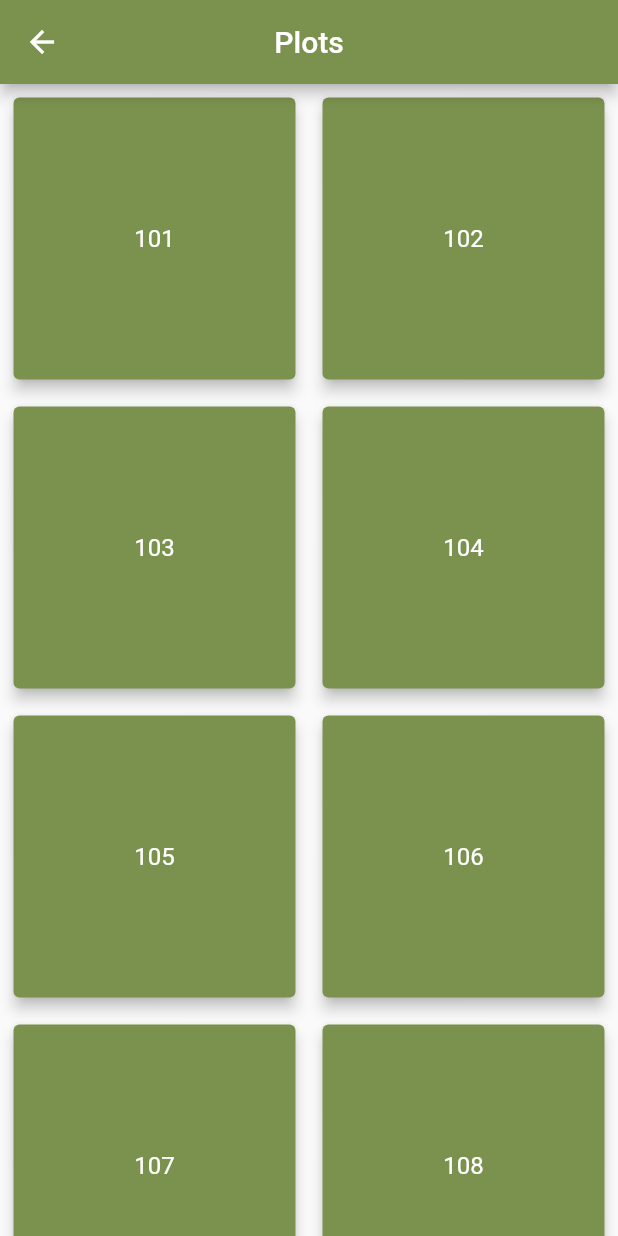
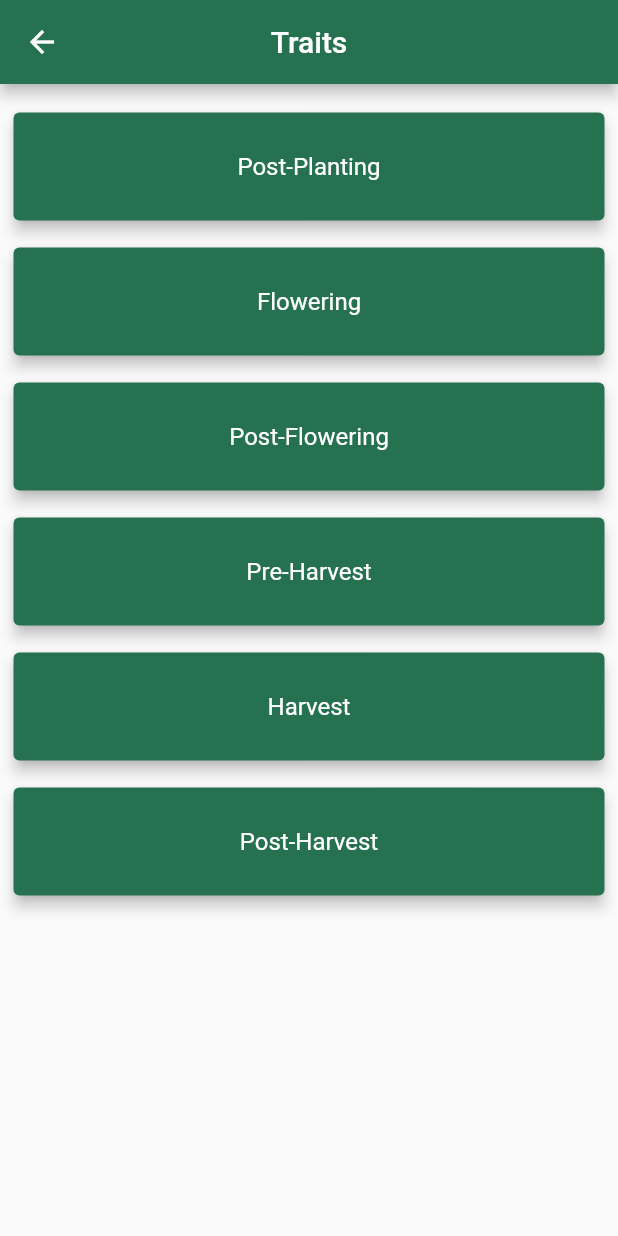
Before and after one commit to rog33zy/sezil_app, a Flutter app: the TraitsScreen screen opened by its route, on a phone screen of 412 x 824 dp. Run offline on Flutter 3.47's test engine with Material 2 defaults, Android fonts, the phone set to English and light mode, and no system bars; our stand-ins replace location, nanoid, recase, shared_preferences, sqflite; missing offline and left inert: qr_code_scanner; accounts and stored records are empty.

Commit message:
switched traits and plots screens and changed colors

```diff
--- a/lib/components/UI/HomePageFloatingActionButtonComp.dart
+++ b/lib/components/UI/HomePageFloatingActionButtonComp.dart
@@ -14,7 +14,7 @@ class HomePageFloatingActionButtonComp extends StatelessWidget {
         onPressed: () {
           Navigator.of(context).pushReplacementNamed('/');
         },
-        backgroundColor: Colors.deepOrangeAccent,
+        backgroundColor: Color(0xFFFF6C00),
         child: Icon(
           Icons.house,
         ),
--- a/lib/components/homePageScreen/HomePageScreenOption.dart
+++ b/lib/components/homePageScreen/HomePageScreenOption.dart
@@ -4,6 +4,7 @@ class HomePageScreenOption extends StatelessWidget {
   final String title;
   final String routeName;
   final dynamic argument;
+  final dynamic argument2;
   final bool isClickable;
 
   HomePageScreenOption({
@@ -11,6 +12,7 @@ class HomePageScreenOption extends StatelessWidget {
     required this.routeName,
     this.argument,
     this.isClickable = true,
+    this.argument2 = '',
   });
 
   @override
@@ -29,6 +31,7 @@ class HomePageScreenOption extends StatelessWidget {
               routeName,
               arguments: {
                 'argument': argument,
+                'argument2': argument2,
               },
             );
           } else {
@@ -36,7 +39,7 @@ class HomePageScreenOption extends StatelessWidget {
           }
         },
         child: Card(
-          color: isClickable ? Theme.of(context).primaryColor : Colors.grey[500],
+          color: isClickable ? Color(0xFF257150) : Colors.grey[500],
           elevation: 4.0,
           child: Center(
               child: Text(
--- a/lib/config/palette.dart
+++ b/lib/config/palette.dart
@@ -2,28 +2,28 @@ import 'package:flutter/material.dart';
 
 class Palette {
   static const MaterialColor gnaColorSwatch = const MaterialColor(
-    0xff7b924e,
+    0xff257150,
     <int, Color>{
       0: const Color(0xffffffff),
-      50: const Color(0xfff2f4ed),
-      100: const Color(0xffe5e9dc),
-      150: const Color(0xffd7deca),
-      200: const Color(0xffcad3b8),
-      250: const Color(0xffbdc9a7),
-      300: const Color(0xffb0be95),
-      350: const Color(0xffa3b383),
-      400: const Color(0xff95a871),
-      450: const Color(0xff889d60),
-      500: const Color(0xff7b924e),
-      550: const Color(0xff6f8346),
-      600: const Color(0xff62753e),
-      650: const Color(0xff566637),
-      700: const Color(0xff4a582f),
-      750: const Color(0xff3e4927),
-      800: const Color(0xff313a1f),
-      850: const Color(0xff252c17),
-      900: const Color(0xff191d10),
-      950: const Color(0xff0c0f08),
+      50: const Color(0xffe9f1ee),
+      100: const Color(0xffd3e3dc),
+      150: const Color(0xffbed4cb),
+      200: const Color(0xffa8c6b9),
+      250: const Color(0xff92b8a8),
+      300: const Color(0xff7caa96),
+      350: const Color(0xff669c85),
+      400: const Color(0xff518d73),
+      450: const Color(0xff3b7f62),
+      500: const Color(0xff257150),
+      550: const Color(0xff216648),
+      600: const Color(0xff1e5a40),
+      650: const Color(0xff1a4f38),
+      700: const Color(0xff164430),
+      750: const Color(0xff133928),
+      800: const Color(0xff0f2d20),
+      850: const Color(0xff0b2218),
+      900: const Color(0xff071710),
+      950: const Color(0xff040b08),
       1000: const Color(0xff000000),
     },
   );
--- a/lib/main.dart
+++ b/lib/main.dart
@@ -17,8 +17,8 @@ import './providers/PostHarvestProvider.dart';
 import './providers/AuthProvider.dart';
 
 import './screens/HomePageScreen.dart';
+import 'screens/PlotsScreen.dart';
 import 'screens/TraitsScreen.dart';
-import './screens/PlotScreen.dart';
 import './screens/FieldOperationsScreen.dart';
 import './screens/EditValueScreen.dart';
 import './screens/FieldProfileScreen.dart';
@@ -108,7 +108,7 @@ class MyApp extends StatelessWidget {
             CurrentSeasonVarietyScreen.routeName: (ctx) =>
                 CurrentSeasonVarietyScreen(),
             FertilizationScreen.routeName: (ctx) => FertilizationScreen(),
-            PlotScreen.routeName: (ctx) => PlotScreen(),
+            PlotsScreen.routeName: (ctx) => PlotsScreen(),
             EditValueScreen.routeName: (ctx) => EditValueScreen(),
             DetailedFertilizationScreen.routeName: (ctx) =>
                 DetailedFertilizationScreen(),
--- a/lib/screens/DummyQRViewScreen.dart
+++ b/lib/screens/DummyQRViewScreen.dart
@@ -6,7 +6,6 @@ import 'package:flutter/foundation.dart';
 import 'package:flutter/material.dart';
 import 'package:qr_code_scanner/qr_code_scanner.dart';
 
-import 'PlotScreen.dart';
 import 'TraitsScreen.dart';
 
 class QRViewScreen extends StatefulWidget {
@@ -132,7 +131,7 @@ class _QRViewScreenState extends State<QRViewScreen> {
         result = scanData;
       });
       if (result!.code == 'Bubebe-01') {
-        Navigator.of(context).pushReplacementNamed(PlotScreen.routeName,
+        Navigator.of(context).pushReplacementNamed(TraitsScreen.routeName,
             arguments: {'argument': result!.code});
       } else {
         Navigator.of(context).pushReplacementNamed(TraitsScreen.routeName);
--- a/lib/screens/LoginScreen.dart
+++ b/lib/screens/LoginScreen.dart
@@ -97,6 +97,9 @@ class _LoginScreenState extends State<LoginScreen> {
                               width: 240,
                             ),
                             child: ElevatedButton(
+                              style: ElevatedButton.styleFrom(
+                                primary: Color(0xFFFF6C00),
+                              ),
                               onPressed: () async {
                                 if (_formKey.currentState!.validate()) {
                                   setState(() {
--- a/lib/screens/PostPlantingScreen.dart
+++ b/lib/screens/PostPlantingScreen.dart
@@ -110,6 +110,7 @@ class PostPlantingScreen extends StatelessWidget {
       appBar: AppBar(
         title: Text('Post Planting - Plot $plotId'),
         centerTitle: true,
+        backgroundColor: Color(0xFF257150),
       ),
       body: ListView(
         children: [
--- a/lib/screens/QRViewScreen.dart
+++ b/lib/screens/QRViewScreen.dart
@@ -11,7 +11,7 @@ import 'package:flutter/foundation.dart';
 import 'package:flutter/material.dart';
 import 'package:qr_code_scanner/qr_code_scanner.dart';
 
-import 'PlotScreen.dart';
+import 'TraitsScreen.dart';
 
 class QRViewScreen extends StatefulWidget {
   const QRViewScreen({Key? key}) : super(key: key);
@@ -51,7 +51,6 @@ class _QRViewScreenState extends State<QRViewScreen> {
   }
 
   Widget _buildQrView(BuildContext context) {
-
     var scanArea = (MediaQuery.of(context).size.width < 400 ||
             MediaQuery.of(context).size.height < 400)
         ? 150.0
@@ -85,7 +84,7 @@ class _QRViewScreenState extends State<QRViewScreen> {
         result = scanData;
       });
       if (plots.contains(result!.code)) {
-        Navigator.of(context).popAndPushNamed(PlotScreen.routeName,
+        Navigator.of(context).popAndPushNamed(TraitsScreen.routeName,
             arguments: {'argument': result!.code});
       } else {
         Navigator.of(context).pushReplacementNamed('/');
--- a/lib/screens/TraitsScreen.dart
+++ b/lib/screens/TraitsScreen.dart
@@ -1,19 +1,22 @@
 import 'package:flutter/material.dart';
-
 import 'package:provider/provider.dart';
 
 import '../providers/AuthProvider.dart';
 
-import '../constants/Varieties.dart';
+import '../components/homePageScreen/HomePageScreenOption.dart';
 
-import '../components/homePageScreen/HomePageScreenOption.dart';
-import './PlotScreen.dart';
+import 'PostPlantingScreen.dart';
+import 'FloweringScreen.dart';
+import 'PreHarvestScreen.dart';
+import 'HarvestScreen.dart';
+import 'PostHarvestScreen.dart';
+import 'PostFloweringScreen.dart';
+import 'PlotsScreen.dart';
 
 class TraitsScreen extends StatelessWidget {
-  const TraitsScreen({Key? key}) : super(key: key);
-  static const routeName = '/plots-screen';
+  TraitsScreen({Key? key}) : super(key: key);
 
-
+  static const routeName = '/traits-screen';
 
   @override
   Widget build(BuildContext context) {
@@ -21,24 +24,55 @@ class TraitsScreen extends StatelessWidget {
       context,
       listen: false,
     ).crop;
-
-   final listOfVarieties = Varieties.varieties[crop] as List;
     return Scaffold(
       appBar: AppBar(
-        title: Text('Plots'),
+        title: Text('Traits'),
         centerTitle: true,
       ),
-      body: GridView.count(
-        crossAxisCount: 2,
-        children: List.generate(
-          listOfVarieties.length,
-          (index) {
-            return HomePageScreenOption(
-              title: listOfVarieties[index],
-              routeName: PlotScreen.routeName,
-              argument: listOfVarieties[index],
-            );
-          },
+      body: SingleChildScrollView(
+        child: Column(
+          children: [
+            SizedBox(
+              height: 10.0,
+            ),
+            HomePageScreenOption(
+              title: 'Post-Planting',
+              routeName: PlotsScreen.routeName,
+              argument: PostPlantingScreen.routeName,
+              argument2: 'Post Planting',
+            ),
+            HomePageScreenOption(
+              title: 'Flowering',
+              routeName: PlotsScreen.routeName,
+              argument: FloweringScreen.routeName,
+              argument2: 'Flowering',
+            ),
+            if (crop != 'Sorghum')
+              HomePageScreenOption(
+                title: 'Post-Flowering',
+                routeName: PlotsScreen.routeName,
+                argument: PostFloweringScreen.routeName,
+                argument2: 'Post Flowering',
+              ),
+            HomePageScreenOption(
+              title: 'Pre-Harvest',
+              routeName: PlotsScreen.routeName,
+              argument: PreHarvestScreen.routeName,
+              argument2: 'Pre Harvest',
+            ),
+            HomePageScreenOption(
+              title: 'Harvest',
+              routeName: PlotsScreen.routeName,
+              argument: HarvestScreen.routeName,
+              argument2: 'Harvest',
+            ),
+            HomePageScreenOption(
+              title: 'Post-Harvest',
+              routeName: PlotsScreen.routeName,
+              argument: PostHarvestScreen.routeName,
+              argument2: 'Post Harvest',
+            ),
+          ],
         ),
       ),
     );
--- a/pubspec.yaml
+++ b/pubspec.yaml
@@ -15,7 +15,7 @@ publish_to: "none" # Remove this line if you wish to publish to pub.dev
 # In iOS, build-name is used as CFBundleShortVersionString while build-number used as CFBundleVersion.
 # Read more about iOS versioning at
 # https://developer.apple.com/library/archive/documentation/General/Reference/InfoPlistKeyReference/Articles/CoreFoundationKeys.html
-version: 1.0.0+1
+version: 1.0.0+2
 
 environment:
   sdk: ">=2.12.0 <3.0.0"
```
Also changed, not shown: lib/screens/HomePageScreen.dart (+9 -7 lines), lib/screens/PlotScreen.dart (deleted, +0 -75 lines), lib/screens/PlotsScreen.dart (added, +47 -0 lines), lib/screens/SynchronizeScreen.dart (+6 -6 lines), 6 other files.
